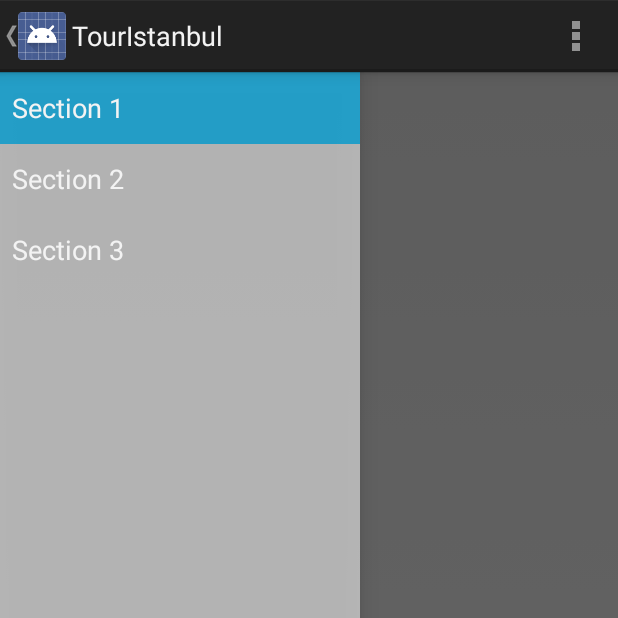
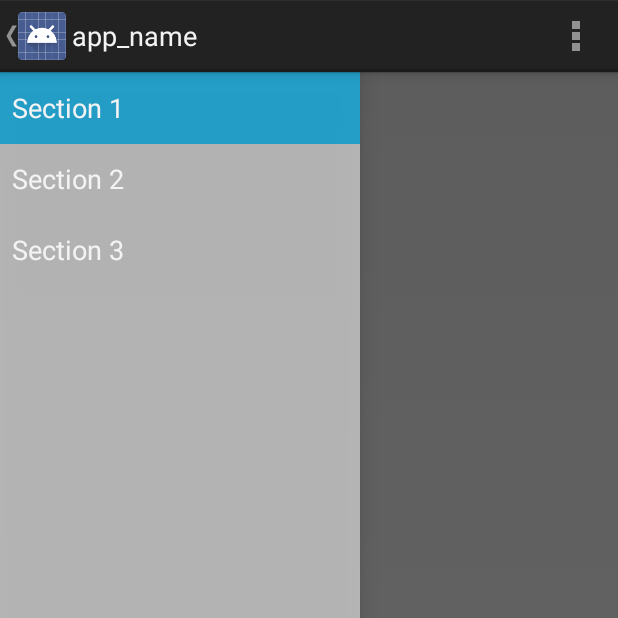
Before and after one commit to marsavela/TourIstanbul, an Android app: the screen it shows after launch (MainActivity), on a phone screen of 412 x 824 dp, the top half of it. Run offline under Robolectric (Android 15) with nearby library versions, the phone set to English and light mode, and no system bars; 2 statements that could not run were skipped.

Commit message:
Git Demo 3

```diff
--- a/app/src/main/res/values/strings.xml
+++ b/app/src/main/res/values/strings.xml
@@ -1,7 +1,8 @@
 <?xml version="1.0" encoding="utf-8"?>
 <resources>
 
-    <string name="app_name">TourIstanbul</string>
+    <!-- MainActivity -->
+    <string name="app_name">app_name</string>
     <string name="title_section1">Section 1</string>
     <string name="title_section2">Section 2</string>
     <string name="title_section3">Section 3</string>
@@ -10,4 +11,26 @@
     <string name="action_example">Example action</string>
     <string name="action_settings">Settings</string>
 
+    <!-- Activity -->
+
+
+    <!-- Activity -->
+
+
+    <!-- Activity -->
+
+
+    <!-- Activity -->
+
+
+    <!-- Activity -->
+
+
+    <!-- Activity -->
+
+
+    <!-- Activity -->
+
+
+
 </resources>
```
